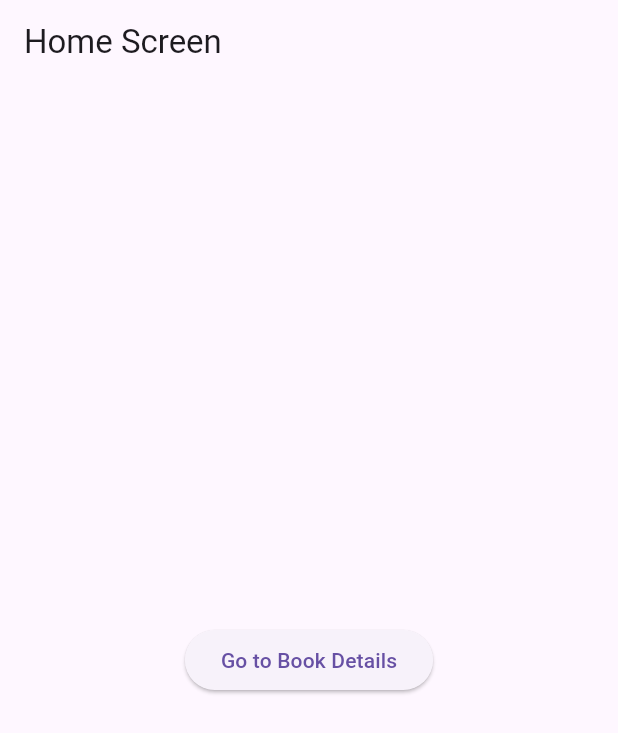
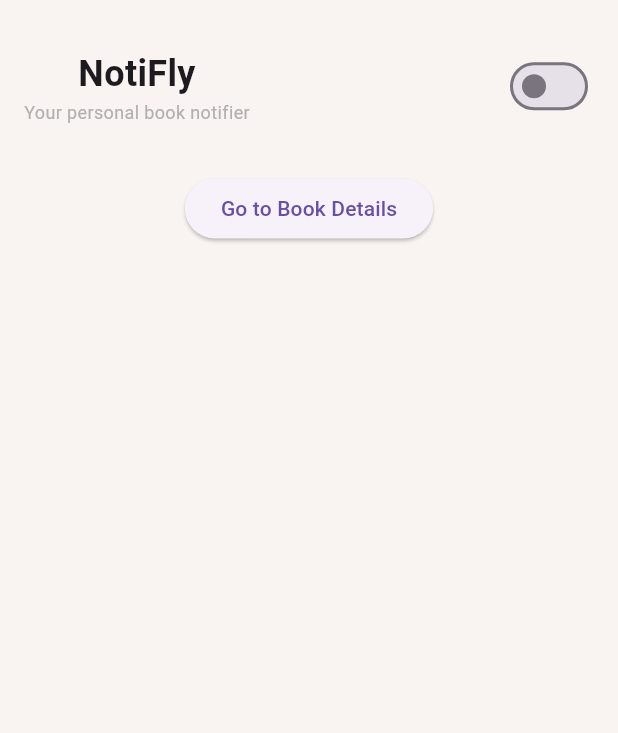
Before and after one commit to viniciusgomes2005/notifly-frontend, a Flutter app: the screen it shows after launch, on a phone screen of 412 x 824 dp. Shown: the top 733 px of the screen. Run offline on Flutter 3.47's test engine with Material 3 defaults, Android fonts, the phone set to English and light mode, and no system bars; our stand-ins replace auto_route, figma_squircle, hive_flutter, toastification, url_strategy; accounts and stored records are empty.

Commit message:
feature: Extensions, widgets and Hive

```diff
--- a/lib/pages/home.dart
+++ b/lib/pages/home.dart
@@ -1,14 +1,32 @@
 import 'package:auto_route/auto_route.dart';
 import 'package:flutter/material.dart';
+import 'package:notifly_frontend/widgets/padscaffold.dart';
+import 'package:hive_flutter/adapters.dart';
 
 @RoutePage()
-class HomePage extends StatelessWidget {
+class HomePage extends StatefulWidget {
   const HomePage({super.key});
 
   @override
+  State<HomePage> createState() => _HomePageState();
+}
+
+class _HomePageState extends State<HomePage> {
+  bool isDarkMode = Hive.box("settings").get("darkMode") ?? false;
+  @override
   Widget build(BuildContext context) {
-    return Scaffold(
-      appBar: AppBar(title: Text("Home Screen")),
+    return PadScaffold(
+      title: "NotiFly",
+      subtitle: "Your personal book notifier",
+      actions: Switch(
+        value: isDarkMode,
+        onChanged: (value) {
+          setState(() {
+            isDarkMode = value;
+            Hive.box("settings").put("darkMode", isDarkMode);
+          });
+        },
+      ),
       body: Center(
         child: ElevatedButton(
           onPressed: () {},
--- /dev/null
+++ b/lib/widgets/padscaffold.dart
@@ -0,0 +1,61 @@
+import 'package:flutter/material.dart';
+//import 'package:hive_flutter/adapters.dart';
+import 'package:notifly_frontend/colors.dart';
+import 'package:notifly_frontend/extensions.dart';
+
+class PadScaffold extends StatelessWidget {
+  const PadScaffold({
+    super.key,
+    required this.body,
+    this.title = "",
+    this.subtitle = "",
+    this.actions,
+  });
+  final Widget body;
+  final String title;
+  final String subtitle;
+  final Widget? actions;
+  @override
+  Widget build(BuildContext context) {
+    //final username = Hive.box("userData").get("username") ?? "";
+    //final isAdm = Hive.box("userData").get("role") == "admin" ? true : false;
+    return Scaffold(
+      backgroundColor: beige,
+      body: Row(
+        children: [
+          Expanded(
+            child: Column(
+              children: [
+                Row(
+                  mainAxisAlignment: MainAxisAlignment.spaceBetween,
+                  children: [
+                    Column(
+                      children: [
+                        Text(
+                          title,
+                          style: const TextStyle(
+                            fontWeight: FontWeight.bold,
+                            fontSize: 24,
+                          ),
+                        ),
+                        Text(
+                          subtitle,
+                          style: const TextStyle(color: grey, fontSize: 12),
+                        ),
+                      ],
+                    ),
+                    if (actions != null) actions!,
+                    if (actions == null) const SizedBox(width: 16),
+                  ],
+                ).withPadding(
+                  const EdgeInsets.symmetric(horizontal: 16, vertical: 32),
+                ),
+                Expanded(child: SingleChildScrollView(child: body)),
+              ],
+            ),
+          ),
+        ],
+      ),
+    );
+  }
+}
--- a/pubspec.yaml
+++ b/pubspec.yaml
@@ -36,6 +36,9 @@ dependencies:
   cupertino_icons: ^1.0.8
   auto_route: ^11.0.0
   url_strategy: ^0.3.0
+  toastification: ^3.0.3
+  figma_squircle: ^0.6.3
+  hive_flutter: ^1.1.0
 
 dev_dependencies:
   flutter_test:
```
Also changed, not shown: lib/colors.dart (added, +14 -0 lines), lib/extensions.dart (added, +253 -0 lines), lib/main.dart (+6 -2 lines), lib/validators.dart (added, +33 -0 lines), pubspec.lock, 1 other file.
